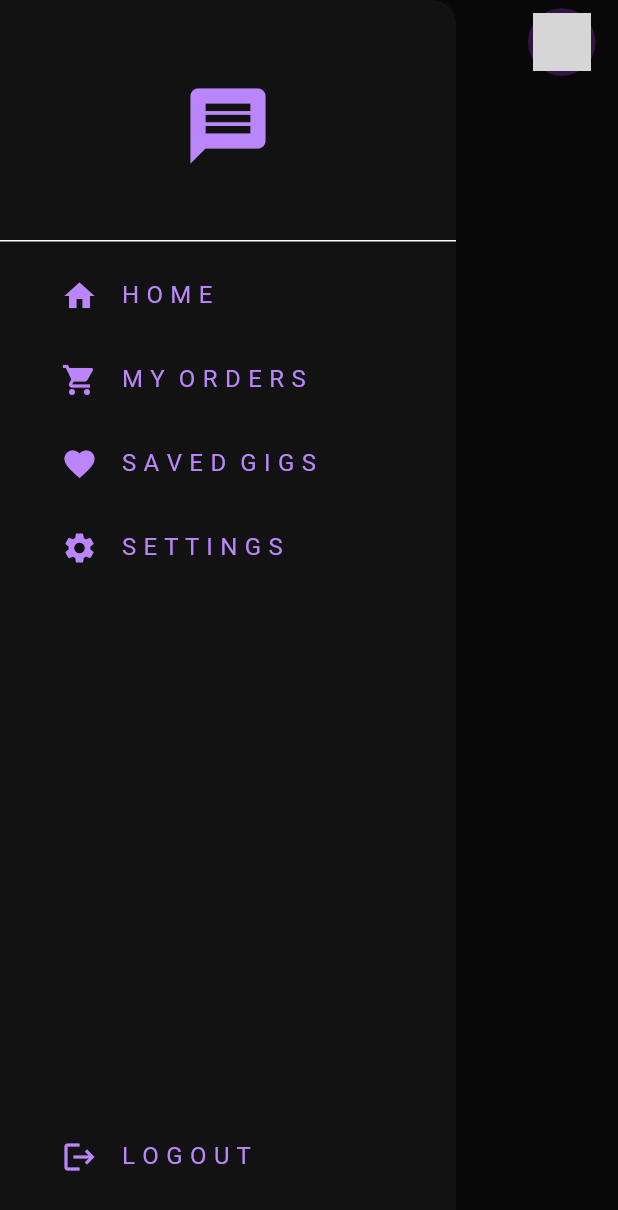
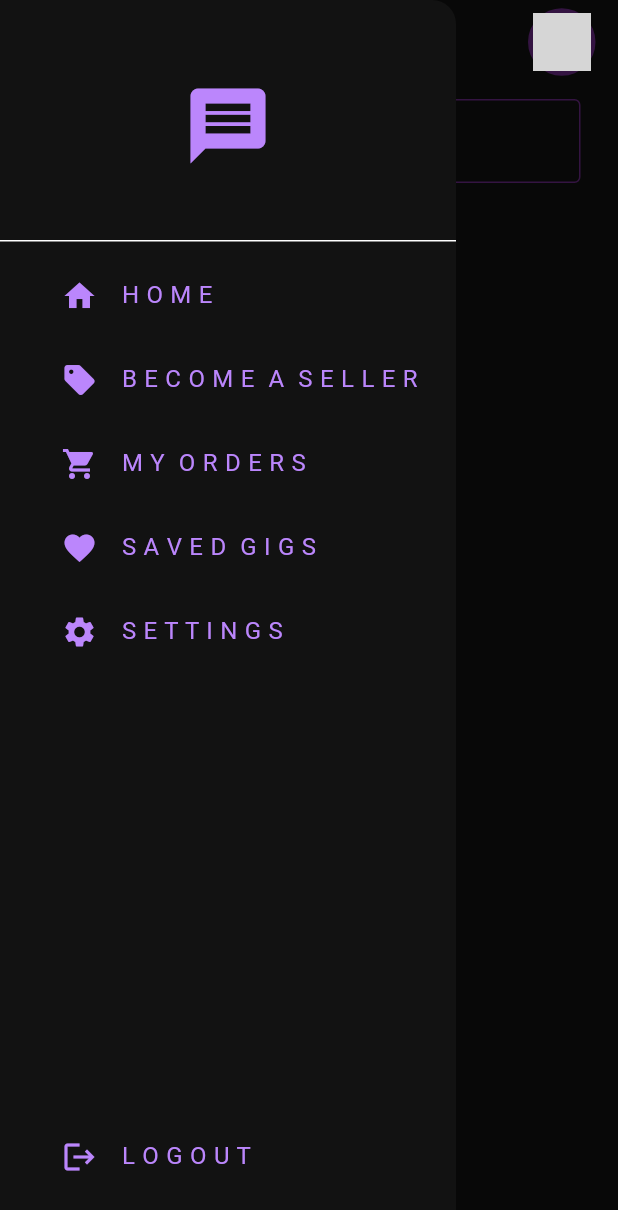
Before and after one commit to Sarthak1205/Workify, a Flutter app: the screen it shows once a user with an empty profile is signed in, with the side drawer open, on a phone screen of 412 x 824 dp. Shown: the top 1210 px of the screen. Run offline on Flutter 3.47's test engine with Material 3 defaults, Android fonts, the phone set to English and light mode, and no system bars; our stand-ins replace cloud_firestore, file_picker, firebase_auth, firebase_core, firebase_storage, image_picker and 1 more; accounts and stored records are empty; network calls fail; grey boxes are pictures that could not be loaded.

```diff
--- a/lib/components/my_drawer.dart
+++ b/lib/components/my_drawer.dart
@@ -49,7 +49,6 @@ class _MyDrawerState extends State<MyDrawer> {
         children: [
           Column(
             children: [
-              // Logo
               DrawerHeader(
                 child: Center(
                   child: Icon(
@@ -60,15 +59,19 @@ class _MyDrawerState extends State<MyDrawer> {
                 ),
               ),
 
-              // Home List Tile
               _buildDrawerItem(
                 icon: Icons.home,
                 text: "H O M E",
                 onTap: () => Navigator.pop(context),
               ),
 
-              // Dynamic Items Based on Role
               if (isFreelancer) ...[
+                _buildDrawerItem(
+                    icon: Icons.build_outlined,
+                    text: "M Y  S H O P",
+                    onTap: () {
+                      // Navigate to My Shop page
+                    }),
                 _buildDrawerItem(
                   icon: Icons.work,
                   text: "M Y  G I G S",
@@ -83,6 +86,13 @@ class _MyDrawerState extends State<MyDrawer> {
                     // Navigate to Earnings page
                   },
                 ),
+              ] else ...[
+                _buildDrawerItem(
+                    icon: Icons.sell,
+                    text: "B E C O M E  A  S E L L E R",
+                    onTap: () {
+                      // Navigate to Shop Setup Page
+                    })
               ],
 
               _buildDrawerItem(
@@ -137,7 +147,6 @@ class _MyDrawerState extends State<MyDrawer> {
     );
   }
 
-  // Helper method for cleaner ListTile UI
   Widget _buildDrawerItem(
       {required IconData icon,
       required String text,
--- /dev/null
+++ b/lib/models/shop_rating.dart
@@ -0,0 +1,32 @@
+import 'package:workify/models/rating.dart';
+
+class ShopRating {
+  int avgRating;
+  int numOfReviews;
+  List<Rating> reviewList;
+
+  ShopRating({
+    required this.avgRating,
+    required this.numOfReviews,
+    this.reviewList = const [],
+  });
+
+  Map<String, dynamic> toMap() {
+    return {
+      "avgRating": avgRating,
+      "numOfReviews": numOfReviews,
+      "reviewList": reviewList.map((review) => review.toMap()).toList(),
+    };
+  }
+
+  factory ShopRating.fromMap(Map<String, dynamic> data) {
+    return ShopRating(
+      avgRating: data["avgRating"] ?? 0,
+      numOfReviews: data["numOfReviews"] ?? 0,
+      reviewList: (data["reviewList"] as List<dynamic>?)
+              ?.map((item) => Rating.fromMap(item))
+              .toList() ??
+          [],
+    );
+  }
+}
--- a/lib/pages/home_page.dart
+++ b/lib/pages/home_page.dart
@@ -16,7 +16,7 @@ class _HomePageState extends State<HomePage> {
   @override
   void initState() {
     super.initState();
-    fetchImagePath(); // Fetch image path when widget loads
+    fetchImagePath();
   }
 
   Future<void> fetchImagePath() async {
@@ -80,6 +80,29 @@ class _HomePageState extends State<HomePage> {
         ],
       ),
       drawer: MyDrawer(),
+      body: Column(
+        children: [
+          Padding(
+            padding: EdgeInsets.symmetric(horizontal: 25, vertical: 10),
+            child: TextField(
+              decoration: InputDecoration(
+                hintText: "Search . . .",
+                hintStyle: TextStyle(
+                    color: Theme.of(context).colorScheme.inversePrimary),
+                focusedBorder: OutlineInputBorder(
+                    borderSide: BorderSide(
+                        color: Theme.of(context).colorScheme.secondary)),
+                fillColor: Theme.of(context).colorScheme.surface,
+                filled: true,
+                enabledBorder: OutlineInputBorder(
+                    borderSide: BorderSide(
+                  color: Theme.of(context).colorScheme.primary,
+                )),
+              ),
+            ),
+          ),
+        ],
+      ),
     );
   }
 }
--- a/lib/pages/register_page.dart
+++ b/lib/pages/register_page.dart
@@ -20,6 +20,9 @@ class RegisterPage extends StatelessWidget {
       if (passwordController.text == confirmPasswordController.text) {
         try {
           auth.signUp(emailController.text, passwordController.text);
+          ScaffoldMessenger.of(context).showSnackBar(SnackBar(
+              content: Text(
+                  "Your data has been registered. Kindly Login from the Login Page")));
         } catch (e) {
           showDialog(
               context: context,
```
Also changed, not shown: lib/components/my_selector.dart (+13 -1 lines), lib/models/rating.dart (added, +33 -0 lines), lib/models/shop.dart (+33 -4 lines), lib/pages/first_setup/client_profile_setup.dart (+27 -9 lines), lib/pages/first_setup/file_upload.dart (+7 -2 lines), lib/pages/first_setup/shop_setup.dart (+39 -12 lines), lib/pages/first_setup/skills_page.dart (+9 -8 lines), lib/services/auth/auth_services.dart (+7 -6 lines), lib/services/shop/shop_service.dart (added, +56 -0 lines), lib/services/userinfo/portfolio_services.dart (+19 -3 lines), lib/services/userinfo/user_info_services.dart (+3 -19 lines).
